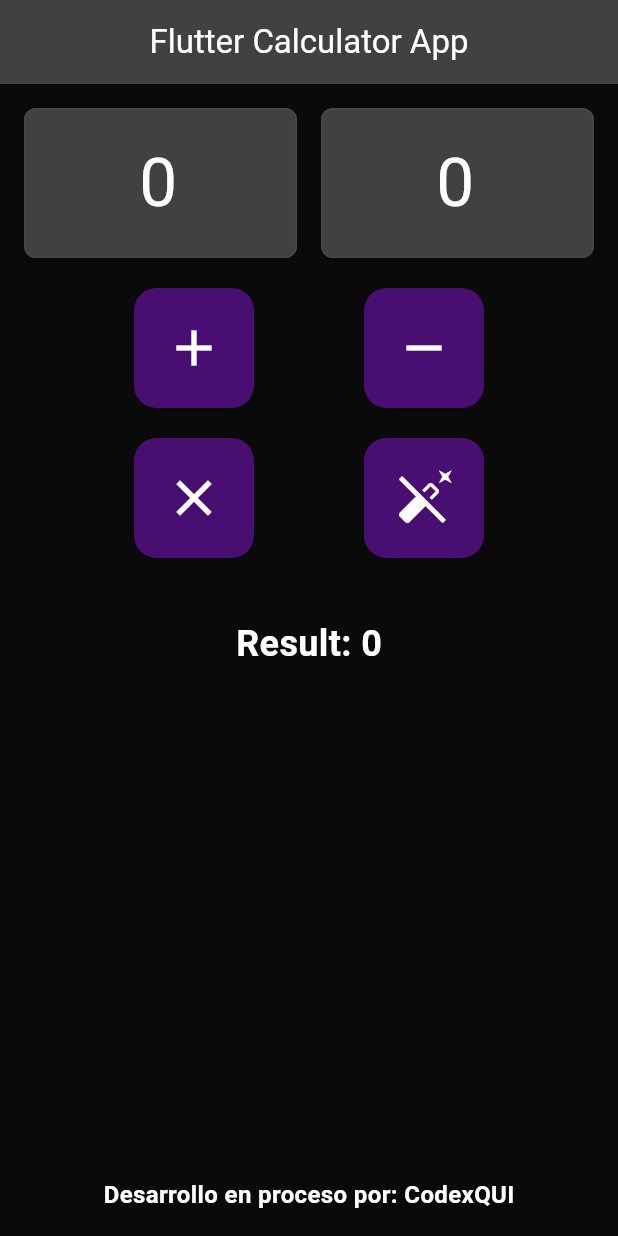
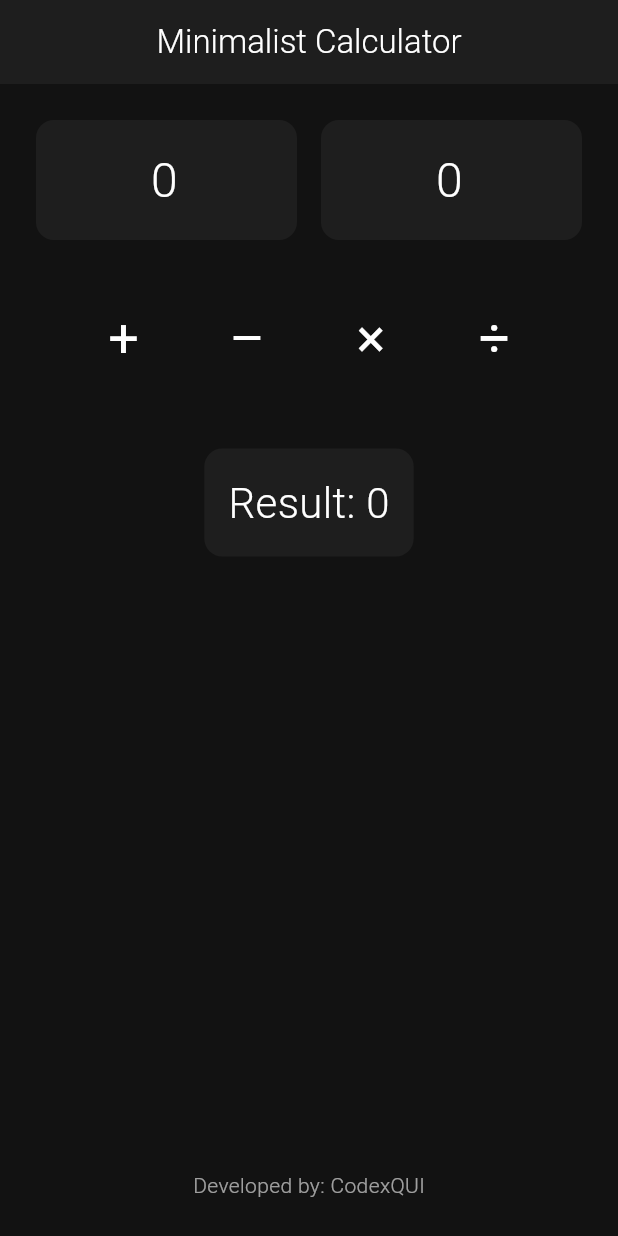
Before and after one commit to codexqui/flutter_calculator_app, a Flutter app: the screen it shows after launch, on a phone screen of 412 x 824 dp. Run offline on Flutter 3.47's test engine with Material 3 defaults, Android fonts, the phone set to English and light mode, and no system bars.

Commit message:
Actualiza todo el proyecto con cambios en la UI y la lógica de la calculadora

```diff
--- a/lib/main.dart
+++ b/lib/main.dart
@@ -17,6 +17,7 @@ class MyApp extends StatelessWidget {
         useMaterial3: true,
       ),
       home: const CalculatorScreen(),
+      debugShowCheckedModeBanner: false, // Elimina la etiqueta "Debug"
     );
   }
 }
--- a/lib/screens/calculator.dart
+++ b/lib/screens/calculator.dart
@@ -13,86 +13,115 @@ class _CalculatorScreenState extends State<CalculatorScreen> {
   int _number2 = 0;
   final TextEditingController _controller1 = TextEditingController();
   final TextEditingController _controller2 = TextEditingController();
+  final FocusNode _focusNode1 = FocusNode();
+  final FocusNode _focusNode2 = FocusNode();
 
   @override
   void initState() {
     super.initState();
     _controller1.text = _number1.toString();
     _controller2.text = _number2.toString();
+
+    // Agregamos listeners para limpiar los campos cuando se hace foco en ellos
+    _focusNode1.addListener(() {
+      if (_focusNode1.hasFocus && _controller1.text == '0') {
+        setState(() {
+          _controller1.clear(); // Limpia el campo si tiene "0"
+        });
+      }
+    });
+
+    _focusNode2.addListener(() {
+      if (_focusNode2.hasFocus && _controller2.text == '0') {
+        setState(() {
+          _controller2.clear(); // Limpia el campo si tiene "0"
+        });
+      }
+    });
   }
 
   @override
   void dispose() {
     _controller1.dispose();
     _controller2.dispose();
+    _focusNode1.dispose();
+    _focusNode2.dispose();
     super.dispose();
   }
 
   @override
   Widget build(BuildContext context) {
     return Scaffold(
+      backgroundColor: const Color(0xFF121212),
       appBar: AppBar(
-        backgroundColor: const Color.fromARGB(255, 65, 65, 65),
+        backgroundColor: const Color(0xFF1E1E1E),
+        elevation: 0,
         centerTitle: true,
         title: const Text(
-          'Flutter Calculator App',
-          style: TextStyle(color: Colors.white),
+          'Minimalist Calculator',
+          style: TextStyle(color: Colors.white, fontWeight: FontWeight.w300),
         ),
       ),
-      body: Container(
-        color: const Color.fromARGB(255, 10, 10, 10), // Fondo de color oscuro
-        padding: const EdgeInsets.all(16.0),
+      body: SafeArea(
+        child: Padding(
+          padding: const EdgeInsets.all(24.0),
           child: Column(
             children: [
               Row(
                 children: [
-                Expanded(child: _buildNumberInput(_controller1, (value) => _number1 = value)),
+                  Expanded(child: _buildNumberInput(_controller1, _focusNode1, (value) => _number1 = value)),
                   const SizedBox(width: 16),
-                Expanded(child: _buildNumberInput(_controller2, (value) => _number2 = value)),
+                  Expanded(child: _buildNumberInput(_controller2, _focusNode2, (value) => _number2 = value)),
                 ],
               ),
-            const SizedBox(height: 20),
+              const SizedBox(height: 32),
               Row(
                 mainAxisAlignment: MainAxisAlignment.spaceEvenly,
                 children: [
-                _buildOperationButton('+', Icons.add),
-                _buildOperationButton('-', Icons.remove),
-              ],
-            ),
-            const SizedBox(height: 20),
-            Row(
-              mainAxisAlignment: MainAxisAlignment.spaceEvenly,
-              children: [
-                _buildOperationButton('*', Icons.close),
-                _buildOperationButton('/', Icons.auto_fix_off),
+                  _buildOperationButton('+'),
+                  _buildOperationButton('–'), // Usar guion largo para una mejor visualización
+                  _buildOperationButton('×'),
+                  _buildOperationButton('÷'),
                 ],
               ),
               const SizedBox(height: 40),
-            Text(
+              Container(
+                padding: const EdgeInsets.all(16),
+                decoration: BoxDecoration(
+                  color: const Color(0xFF1E1E1E),
+                  borderRadius: BorderRadius.circular(12),
+                ),
+                child: Text(
                   'Result: $_result',
-              style: const TextStyle(fontSize: 24, fontWeight: FontWeight.bold, color: Colors.white),
+                  style: const TextStyle(fontSize: 28, fontWeight: FontWeight.w300, color: Colors.white),
+                ),
               ),
               const Spacer(),
               const Text(
-              'Desarrollo en proceso por: CodexQUI',
-              style: TextStyle(fontSize: 16, fontWeight: FontWeight.bold, color: Colors.white),
+                'Developed by: CodexQUI',
+                style: TextStyle(fontSize: 14, fontWeight: FontWeight.w300, color: Colors.white60),
               ),
             ],
+          ),
         ),
       ),
     );
   }
 
-  Widget _buildNumberInput(TextEditingController controller, Function(int) onChanged) {
+  Widget _buildNumberInput(TextEditingController controller, FocusNode focusNode, Function(int) onChanged) {
     return TextField(
       controller: controller,
+      focusNode: focusNode,
       textAlign: TextAlign.center,
-      style: const TextStyle(fontSize: 45, color: Colors.white),
+      style: const TextStyle(fontSize: 32, color: Colors.white, fontWeight: FontWeight.w300),
       keyboardType: TextInputType.number,
       decoration: InputDecoration(
         filled: true,
-        fillColor: const Color.fromARGB(255, 65, 65, 65),
-        border: OutlineInputBorder(borderRadius: BorderRadius.circular(8)),
+        fillColor: const Color(0xFF1E1E1E),
+        border: OutlineInputBorder(
+          borderRadius: BorderRadius.circular(12),
+          borderSide: BorderSide.none,
+        ),
         contentPadding: const EdgeInsets.symmetric(vertical: 16),
       ),
       onChanged: (value) {
@@ -100,18 +129,24 @@ class _CalculatorScreenState extends State<CalculatorScreen> {
           onChanged(int.tryParse(value) ?? 0);
         });
       },
+      onEditingComplete: () {
+        // Si el campo está vacío al perder foco, lo restauramos a "0"
+        if (controller.text.isEmpty) {
+          setState(() {
+            controller.text = '0';
+          });
+        }
+      },
     );
   }
 
-  Widget _buildOperationButton(String operation, IconData icon) {
-    return ElevatedButton(
+  Widget _buildOperationButton(String operation) {
+    return IconButton(
       onPressed: () => _operate(operation),
-      style: ElevatedButton.styleFrom(
-        backgroundColor: const Color.fromARGB(170, 106, 17, 165),
-        padding: const EdgeInsets.all(20),
-        shape: RoundedRectangleBorder(borderRadius: BorderRadius.circular(15)),
+      icon: Text(
+        operation,
+        style: const TextStyle(fontSize: 36, color: Colors.white), // Aumenta el tamaño del texto
       ),
-      child: Icon(icon, size: 40, color: Colors.white),
     );
   }
 
@@ -121,13 +156,13 @@ class _CalculatorScreenState extends State<CalculatorScreen> {
         case '+':
           _result = _number1 + _number2;
           break;
-        case '-':
+        case '–': // Usar guion largo aquí también
           _result = _number1 - _number2;
           break;
-        case '*':
+        case '×':
           _result = _number1 * _number2;
           break;
-        case '/':
+        case '÷':
           _result = _number2 != 0 ? _number1 ~/ _number2 : 0;
           break;
       }
```
Also changed, not shown: pubspec.lock. Lines whose indentation alone changed are shown as unchanged.
